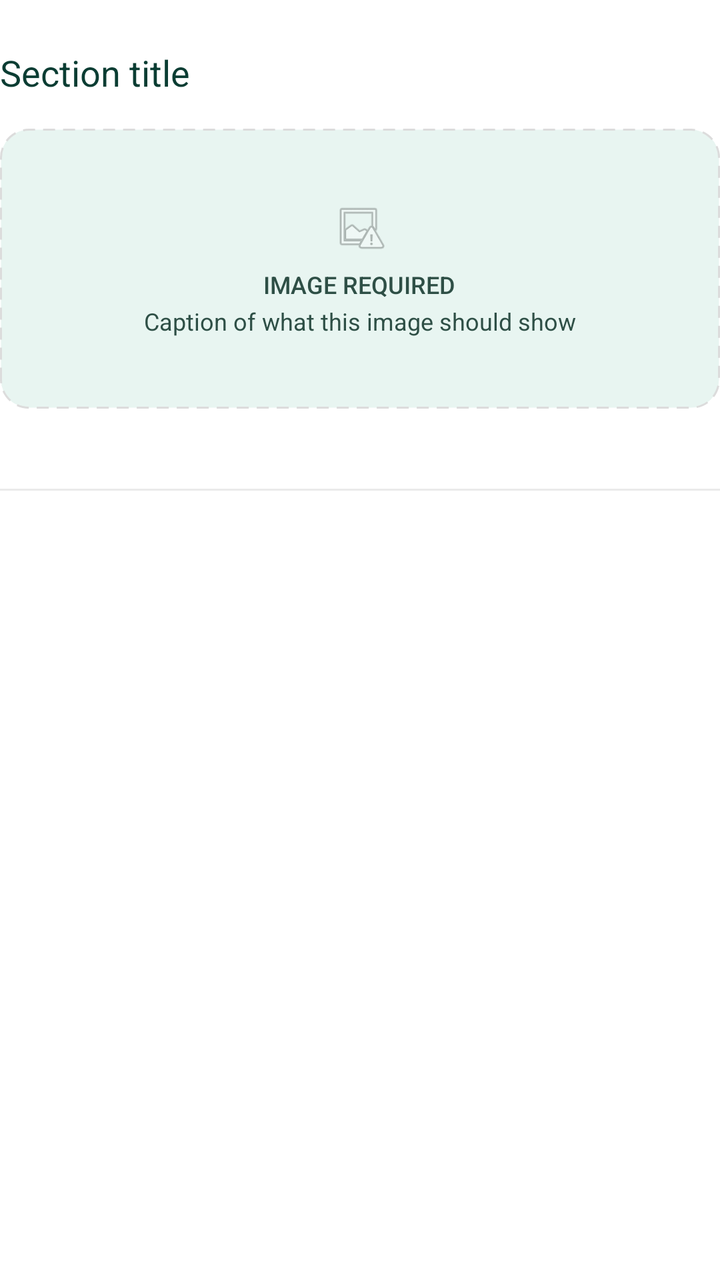
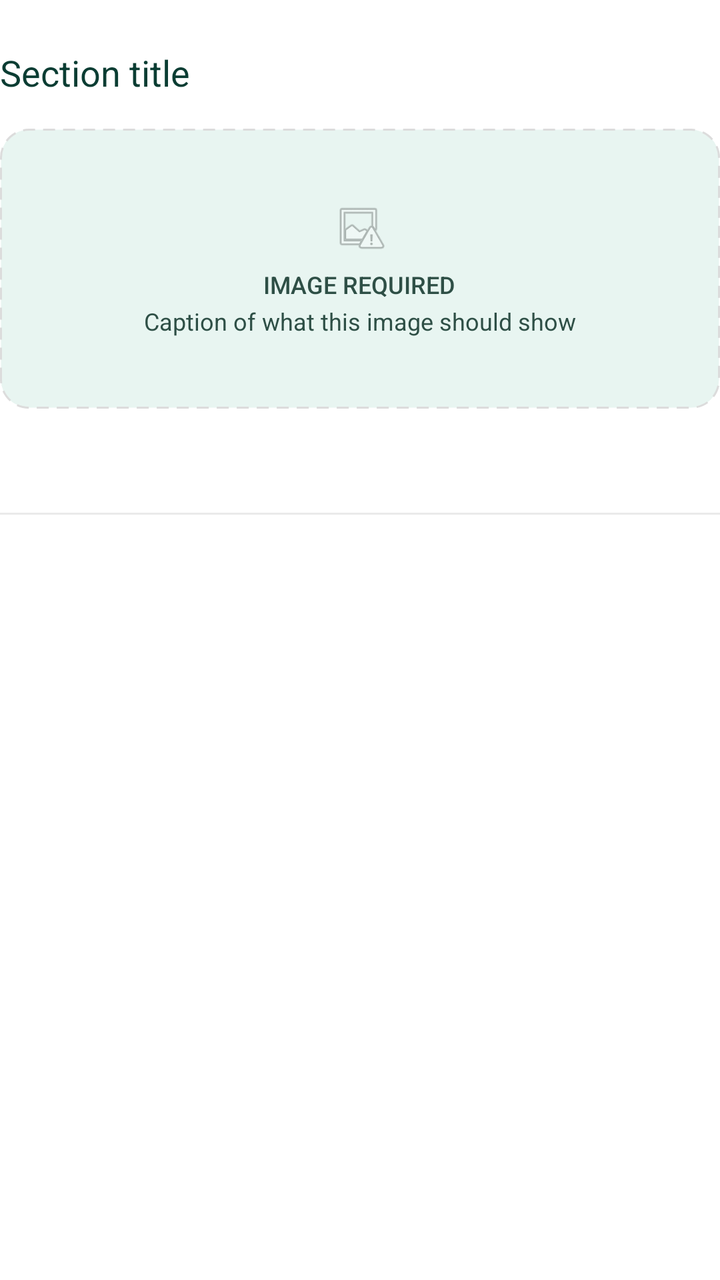

An Android layout rendered at two revisions. The XML below is the earlier revision; the diff shows what the commit changed to produce the second picture.
<!-- AndroidManifest.xml: application theme Theme.App.Starting -->
<!-- res/layout/item_guide_section.xml -->
<LinearLayout xmlns:android="http://schemas.android.com/apk/res/android"
    xmlns:app="http://schemas.android.com/apk/res-auto"
    android:layout_width="match_parent"
    android:layout_height="wrap_content"
    android:orientation="vertical"
    android:paddingTop="@dimen/ds_space_lg"
    android:paddingBottom="@dimen/ds_space_lg">

    
    <LinearLayout
        android:layout_width="match_parent"
        android:layout_height="wrap_content"
        android:orientation="horizontal"
        android:gravity="center_vertical">

        <TextView
            android:id="@+id/tvSectionTitle"
            android:layout_width="0dp"
            android:layout_height="wrap_content"
            android:layout_weight="1"
            style="@style/Basilience.SectionTitle"
            android:text="Section title" />

        <TextView
            android:id="@+id/tvRoleLabel"
            android:layout_width="wrap_content"
            android:layout_height="wrap_content"
            style="@style/Basilience.StatusBadge"
            android:background="@drawable/ds_status_pill_neutral"
            android:paddingHorizontal="10dp"
            android:paddingVertical="4dp"
            android:textColor="@color/nav_inactive"
            android:textSize="11sp"
            android:text="Admin Only"
            android:visibility="gone" />
    </LinearLayout>

    
    <TextView
        android:id="@+id/tvSectionDescription"
        android:layout_width="match_parent"
        android:layout_height="wrap_content"
        android:layout_marginTop="4dp"
        style="@style/Basilience.BodyMuted"
        android:text="Description"
        android:visibility="gone" />

    
    <FrameLayout
        android:id="@+id/imageArea"
        android:layout_width="match_parent"
        android:layout_height="wrap_content"
        android:layout_marginTop="@dimen/ds_space_md">

        <ImageView
            android:id="@+id/ivSectionImage"
            android:layout_width="match_parent"
            android:layout_height="wrap_content"
            android:adjustViewBounds="true"
            android:maxHeight="420dp"
            android:scaleType="fitCenter"
            android:background="@color/ds_surface_neutral"
            android:visibility="gone"
            android:contentDescription="@null" />

        <LinearLayout
            android:id="@+id/layoutImagePlaceholder"
            android:layout_width="match_parent"
            android:layout_height="140dp"
            android:orientation="vertical"
            android:gravity="center"
            android:padding="@dimen/ds_space_md"
            android:background="@drawable/guide_image_placeholder_bg">

            <ImageView
                android:layout_width="28dp"
                android:layout_height="28dp"
                android:alpha="0.55"
                android:src="@android:drawable/ic_menu_report_image"
                app:tint="@color/nav_inactive"
                android:contentDescription="@null" />

            <TextView
                android:layout_width="wrap_content"
                android:layout_height="wrap_content"
                android:layout_marginTop="6dp"
                android:fontFamily="sans-serif-medium"
                android:text="IMAGE REQUIRED"
                android:textColor="@color/nav_inactive"
                android:textSize="12sp" />

            <TextView
                android:id="@+id/tvImagePlaceholderCaption"
                android:layout_width="match_parent"
                android:layout_height="wrap_content"
                android:layout_marginTop="2dp"
                android:gravity="center"
                android:textColor="@color/nav_inactive"
                android:textSize="12sp"
                android:text="Caption of what this image should show" />
        </LinearLayout>
    </FrameLayout>

    
    <LinearLayout
        android:id="@+id/stepsContainer"
        android:layout_width="match_parent"
        android:layout_height="wrap_content"
        android:orientation="vertical"
        android:layout_marginTop="@dimen/ds_space_md" />

    
    <LinearLayout
        android:id="@+id/layoutTip"
        android:layout_width="match_parent"
        android:layout_height="wrap_content"
        android:orientation="horizontal"
        android:layout_marginTop="@dimen/ds_space_sm"
        android:background="@drawable/ds_surface_interpretation_bg"
        android:padding="@dimen/ds_space_sm"
        android:visibility="gone">

        <TextView
            android:layout_width="wrap_content"
            android:layout_height="wrap_content"
            style="@style/Basilience.SectionLabel"
            android:textColor="@color/primary"
            android:text="TIP  " />

        <TextView
            android:id="@+id/tvTip"
            android:layout_width="0dp"
            android:layout_height="wrap_content"
            android:layout_weight="1"
            style="@style/Basilience.BodyMuted"
            android:text="Tip text" />
    </LinearLayout>

    
    <LinearLayout
        android:id="@+id/layoutWarning"
        android:layout_width="match_parent"
        android:layout_height="wrap_content"
        android:orientation="horizontal"
        android:layout_marginTop="@dimen/ds_space_sm"
        android:background="@color/state_warning_bg"
        android:padding="@dimen/ds_space_sm"
        android:visibility="gone">

        <TextView
            android:layout_width="wrap_content"
            android:layout_height="wrap_content"
            style="@style/Basilience.SectionLabel"
            android:textColor="@color/state_warning"
            android:text="IMPORTANT  " />

        <TextView
            android:id="@+id/tvWarning"
            android:layout_width="0dp"
            android:layout_height="wrap_content"
            android:layout_weight="1"
            style="@style/Basilience.BodyMuted"
            android:textColor="@color/text_dark"
            android:text="Warning text" />
    </LinearLayout>

    <View
        style="@style/Basilience.Divider"
        android:layout_marginTop="@dimen/ds_space_lg" />

</LinearLayout>
<!-- resources referenced by this layout -->
<resources>
  <color name="ds_surface_neutral">#FAFAFA</color>
  <color name="nav_inactive">#2E4F46</color>
  <color name="primary">#116F59</color>
  <color name="state_warning">#F9A825</color>
  <color name="state_warning_bg">#FFF4E0</color>
  <color name="text_dark">#0B3D33</color>
  <dimen name="ds_space_lg">24dp</dimen>
  <dimen name="ds_space_md">16dp</dimen>
  <dimen name="ds_space_sm">12dp</dimen>
  <!-- drawable ds_status_pill_neutral (drawable) -->
  <?xml version="1.0" encoding="utf-8"?>
  <shape xmlns:android="http://schemas.android.com/apk/res/android" android:shape="rectangle">
      <solid android:color="@color/state_neutral_bg" />
      <corners android:radius="999dp" />
  </shape>
  <!-- drawable ds_surface_interpretation_bg (drawable) -->
  <?xml version="1.0" encoding="utf-8"?>
  <shape xmlns:android="http://schemas.android.com/apk/res/android" android:shape="rectangle">
      <solid android:color="@color/ds_interpretation_bg" />
      <corners android:radius="@dimen/ds_surface_radius" />
  </shape>
  <style name="Basilience.BodyMuted" parent="">
          <item name="android:textSize">@dimen/ds_text_body</item>
          <item name="android:textColor">@color/nav_inactive</item>
          <item name="android:fontFamily">sans-serif</item>
          <item name="android:lineSpacingExtra">4dp</item>
      </style>
  <style name="Basilience.Divider" parent="">
          <item name="android:layout_width">match_parent</item>
          <item name="android:layout_height">1dp</item>
          <item name="android:background">@color/ds_divider</item>
      </style>
  <style name="Basilience.SectionLabel" parent="">
          <item name="android:textSize">@dimen/ds_text_caption</item>
          <item name="android:textColor">@color/nav_inactive</item>
          <item name="android:fontFamily">sans-serif-medium</item>
          <item name="android:letterSpacing">0.01</item>
      </style>
  <style name="Basilience.SectionTitle" parent="">
          <item name="android:textSize">@dimen/ds_text_section_title</item>
          <item name="android:textColor">@color/text_dark</item>
          <item name="android:fontFamily">sans-serif-bold</item>
      </style>
  <style name="Basilience.StatusBadge" parent="">
          <item name="android:textSize">@dimen/ds_text_body</item>
          <item name="android:fontFamily">sans-serif-medium</item>
          <item name="android:textStyle">bold</item>
          <item name="android:letterSpacing">0.01</item>
      </style>
  <color name="state_neutral_bg">#EFEFEF</color>
  <color name="ds_interpretation_bg">#F8FBFA</color>
  <dimen name="ds_surface_radius">14dp</dimen>
  <color name="background_light">#E8F5F1</color>
  <color name="ds_chip_border">#DCDCDC</color>
  <dimen name="ds_text_body">14sp</dimen>
  <color name="ds_divider">#EAEAEA</color>
  <dimen name="ds_text_caption">13sp</dimen>
  <dimen name="ds_text_section_title">18sp</dimen>
  <color name="celadon">#ACE1AF</color>
  <style name="Theme.Basilience" parent="Theme.MaterialComponents.Light.NoActionBar">
          <item name="android:windowBackground">@color/celadon</item>
          <item name="android:statusBarColor">@color/celadon</item>
          <item name="android:windowLightStatusBar">true</item>
          <item name="android:forceDarkAllowed" tools:targetApi="q">false</item>
      </style>
  <!-- unchanged entries left out for length: 3 -->
</resources>

<!-- the commit's change to res/layout/item_guide_section.xml (unified diff, before → after) -->
@@ -32,6 +32,15 @@
             android:textColor="@color/nav_inactive"
             android:textSize="11sp"
             android:text="Admin Only"
+            android:visibility="gone" />
+
+        <com.google.android.material.button.MaterialButton
+            android:id="@+id/btnEditGuide"
+            style="@style/Basilience.RestoreDefaultButton"
+            android:layout_width="wrap_content"
+            android:layout_height="wrap_content"
+            android:layout_marginStart="4dp"
+            android:text="Edit Guide"
             android:visibility="gone" />
     </LinearLayout>
 
@@ -102,12 +111,93 @@
     </FrameLayout>
 
     
+    <TextView
+        android:id="@+id/tvPurposeLabel"
+        android:layout_width="wrap_content"
+        android:layout_height="wrap_content"
+        android:layout_marginTop="@dimen/ds_space_md"
+        style="@style/Basilience.SectionLabel"
+        android:text="PURPOSE"
+        android:visibility="gone" />
+
+    <TextView
+        android:id="@+id/tvPurpose"
+        android:layout_width="match_parent"
+        android:layout_height="wrap_content"
+        android:layout_marginTop="4dp"
+        style="@style/Basilience.BodyMuted"
+        android:textColor="@color/text_dark"
+        android:text="Purpose text"
+        android:visibility="gone" />
+
+    
+    <TextView
+        android:id="@+id/tvNormalOperationLabel"
+        android:layout_width="wrap_content"
+        android:layout_height="wrap_content"
+        android:layout_marginTop="@dimen/ds_space_md"
+        style="@style/Basilience.SectionLabel"
+        android:text="NORMAL OPERATION"
+        android:visibility="gone" />
+
+    
     <LinearLayout
         android:id="@+id/stepsContainer"
         android:layout_width="match_parent"
         android:layout_height="wrap_content"
         android:orientation="vertical"
         android:layout_marginTop="@dimen/ds_space_md" />
+
+    
+    <TextView
+        android:id="@+id/tvIndicatorsLabel"
+        android:layout_width="wrap_content"
+        android:layout_height="wrap_content"
+        android:layout_marginTop="@dimen/ds_space_md"
+        style="@style/Basilience.SectionLabel"
+        android:text="INDICATORS"
+        android:visibility="gone" />
+
+    <LinearLayout
+        android:id="@+id/indicatorsContainer"
+        android:layout_width="match_parent"
+        android:layout_height="wrap_content"
+        android:orientation="vertical"
+        android:layout_marginTop="4dp" />
+
+    
+    <TextView
+        android:id="@+id/tvCommonProblemsLabel"
+        android:layout_width="wrap_content"
+        android:layout_height="wrap_content"
+        android:layout_marginTop="@dimen/ds_space_md"
+        style="@style/Basilience.SectionLabel"
+        android:text="COMMON PROBLEMS"
+        android:visibility="gone" />
+
+    <LinearLayout
+        android:id="@+id/commonProblemsContainer"
+        android:layout_width="match_parent"
+        android:layout_height="wrap_content"
+        android:orientation="vertical"
+        android:layout_marginTop="4dp" />
+
+    
+    <TextView
+        android:id="@+id/tvTroubleshootingLabel"
+        android:layout_width="wrap_content"
+        android:layout_height="wrap_content"
+        android:layout_marginTop="@dimen/ds_space_md"
+        style="@style/Basilience.SectionLabel"
+        android:text="TROUBLESHOOTING"
+        android:visibility="gone" />
+
+    <LinearLayout
+        android:id="@+id/troubleshootingContainer"
+        android:layout_width="match_parent"
+        android:layout_height="wrap_content"
+        android:orientation="vertical"
+        android:layout_marginTop="4dp" />
 
     
     <LinearLayout
<!-- resource entries referenced after the edit -->
@@ -31,6 +31,19 @@
           <item name="android:layout_width">match_parent</item>
           <item name="android:layout_height">1dp</item>
           <item name="android:background">@color/ds_divider</item>
+      </style>
+  <style name="Basilience.RestoreDefaultButton" parent="Widget.MaterialComponents.Button.TextButton">
+          <item name="android:layout_width">wrap_content</item>
+          <item name="android:layout_height">wrap_content</item>
+          <item name="android:minWidth">0dp</item>
+          <item name="android:minHeight">0dp</item>
+          <item name="android:paddingStart">4dp</item>
+          <item name="android:paddingEnd">4dp</item>
+          <item name="android:insetTop">0dp</item>
+          <item name="android:insetBottom">0dp</item>
+          <item name="android:textSize">12sp</item>
+          <item name="android:textAllCaps">false</item>
+          <item name="android:text">Restore Default</item>
       </style>
   <style name="Basilience.SectionLabel" parent="">
           <item name="android:textSize">@dimen/ds_text_caption</item>
